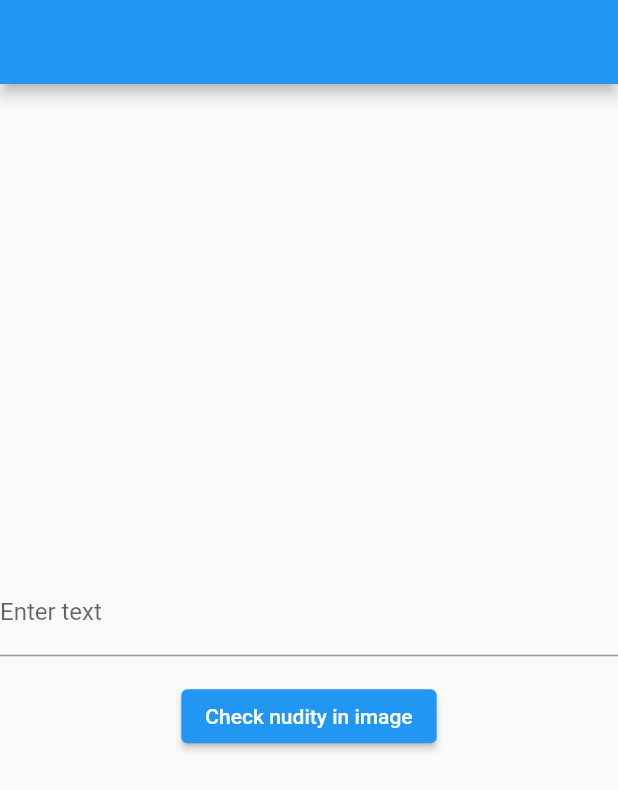
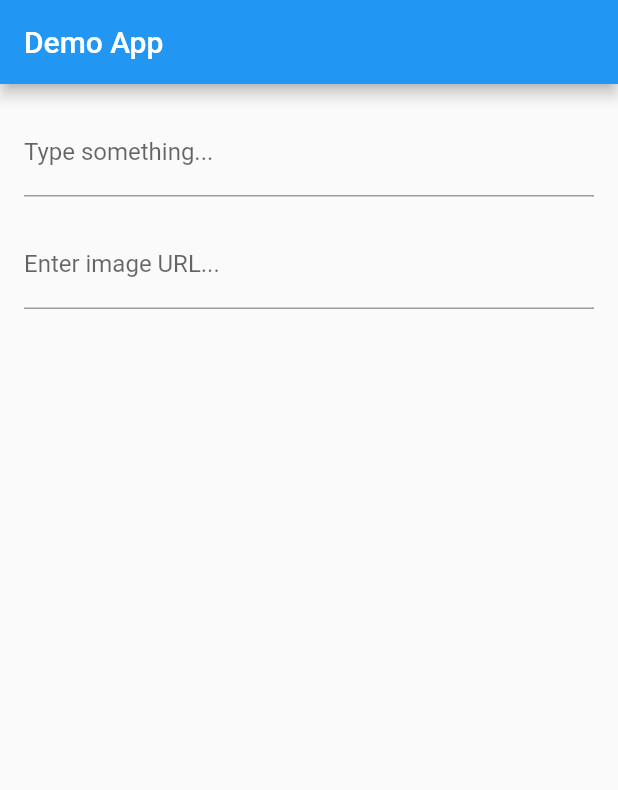
Before and after one commit to thenewsyria/task, a Flutter app: the screen it shows after launch, on a phone screen of 412 x 824 dp. Shown: the top 790 px of the screen. Run offline on Flutter 3.47's test engine with Material 2 defaults, Android fonts, the phone set to English and light mode, and no system bars.

Commit message:
Add files via upload

```diff
--- a/task/lib/main.dart
+++ b/task/lib/main.dart
@@ -1,6 +1,5 @@
 import 'package:flutter/material.dart';
-import 'package:http/http.dart' as http;
-import 'dart:convert';
+import 'view.dart';
 
 void main() {
   runApp(MyApp());
@@ -11,120 +10,10 @@ class MyApp extends StatelessWidget {
   Widget build(BuildContext context) {
     return MaterialApp(
       title: 'Demo App',
-      home: MyHomePage(
-        title: '',
+      theme: ThemeData(
+        primarySwatch: Colors.blue,
       ),
+      home: View(),
     );
   }
 }
-
-class MyHomePage extends StatefulWidget {
-  MyHomePage({Key? key, required this.title}) : super(key: key);
-
-  final String title;
-
-  @override
-  _MyHomePageState createState() => _MyHomePageState();
-}
-
-class _MyHomePageState extends State<MyHomePage> {
-  TextEditingController _textEditingController = TextEditingController();
-  bool _profanityDetected = false;
-
-  Future<void> _checkProfanity(String text) async {
-    // Replace with your own API endpoint and API key
-    final url = 'https://api.example.com/check-profanity?text=$text';
-    final headers = {
-      'Content-Type': 'application/json',
-      'Authorization': 'Bearer your_api_key',
-    };
-
-    final response = await http.get(Uri.parse(url), headers: headers);
-
-    if (response.statusCode == 200) {
-      final result = json.decode(response.body);
-      setState(() {
-        _profanityDetected = result['profanity'];
-      });
-    }
-  }
-
-  Future<void> _checkNudity() async {
-    // Show a dialog to prompt the user for an image URL
-    final imageUrl = await TextFieldAlertDialog().asyncInputDialog(
-      context,
-      title: 'Enter image URL',
-      labelText: 'Image URL',
-    );
-
-    if (imageUrl == null || imageUrl.isEmpty) return;
-
-    // Replace with your own API endpoint and API key
-    final url = 'https://api.example.com/check-nudity';
-    final headers = {
-      'Content-Type': 'application/json',
-      'Authorization': 'Bearer your_api_key',
-    };
-    final body = json.encode({'url': imageUrl});
-
-    final response =
-        await http.post(Uri.parse(url), headers: headers, body: body);
-
-    if (response.statusCode == 200) {
-      final result = json.decode(response.body);
-      final nudityDetected = result['nudity'];
-
-      showDialog(
-        context: context,
-        builder: (BuildContext context) {
-          return AlertDialog(
-            title:
-                Text(nudityDetected ? 'Nudity detected' : 'No nudity detected'),
-            content: Text('The image has been analyzed.'),
-            actions: <Widget>[
-              TextButton(
-                child: Text('OK'),
-                onPressed: () {
-                  Navigator.of(context).pop();
-                },
-              ),
-            ],
-          );
-        },
-      );
-    }
-  }
-
-  @override
-  Widget build(BuildContext context) {
-    return Scaffold(
-      appBar: AppBar(
-        title: Text(widget.title),
-      ),
-      body: Center(
-        child: Column(
-          mainAxisAlignment: MainAxisAlignment.center,
-          children: <Widget>[
-            TextField(
-              controller: _textEditingController,
-              onChanged: (value) async {
-                await _checkProfanity(value);
-              },
-              decoration: InputDecoration(
-                labelText: 'Enter text',
-                errorText: _profanityDetected ? 'Profanity detected' : null,
-              ),
-            ),
-            SizedBox(height: 16),
-            ElevatedButton(
-              onPressed: () async {
-                await _checkNudity();
-              },
-              child: Text('Check nudity in image'),
-            ),
-          ],
-        ),
-      ),
-    );
-  }
-}
--- /dev/null
+++ b/task/lib/view.dart
@@ -0,0 +1,49 @@
+import 'package:flutter/material.dart';
+import 'controller.dart';
+
+class View extends StatelessWidget {
+  final Controller controller = Controller();
+
+  @override
+  Widget build(BuildContext context) {
+    return Scaffold(
+      appBar: AppBar(
+        title: Text('Demo App'),
+      ),
+      body: Padding(
+        padding: const EdgeInsets.all(16.0),
+        child: Column(
+          crossAxisAlignment: CrossAxisAlignment.start,
+          children: [
+            TextField(
+              controller: controller.textController,
+              decoration: InputDecoration(
+                labelText: 'Type something...',
+              ),
+              onChanged: (value) => controller.verifyBadWords(),
+            ),
+            SizedBox(height: 16.0),
+            if (controller.isBadWords)
+              Text(
+                'Bad words detected!',
+                style: TextStyle(color: Colors.red),
+              ),
+            TextField(
+              controller: controller.imageController,
+              decoration: InputDecoration(
+                labelText: 'Enter image URL...',
+              ),
+              onChanged: (value) => controller.verifyNudity(),
+            ),
+            SizedBox(height: 16.0),
+            if (controller.isNudity)
+              Text(
+                'Nudity detected!',
+                style: TextStyle(color: Colors.red),
+              ),
+          ],
+        ),
+      ),
+    );
+  }
+}
```
Also changed, not shown: task/lib/controller.dart (added, +42 -0 lines), task/lib/model.dart (added, +48 -0 lines).
